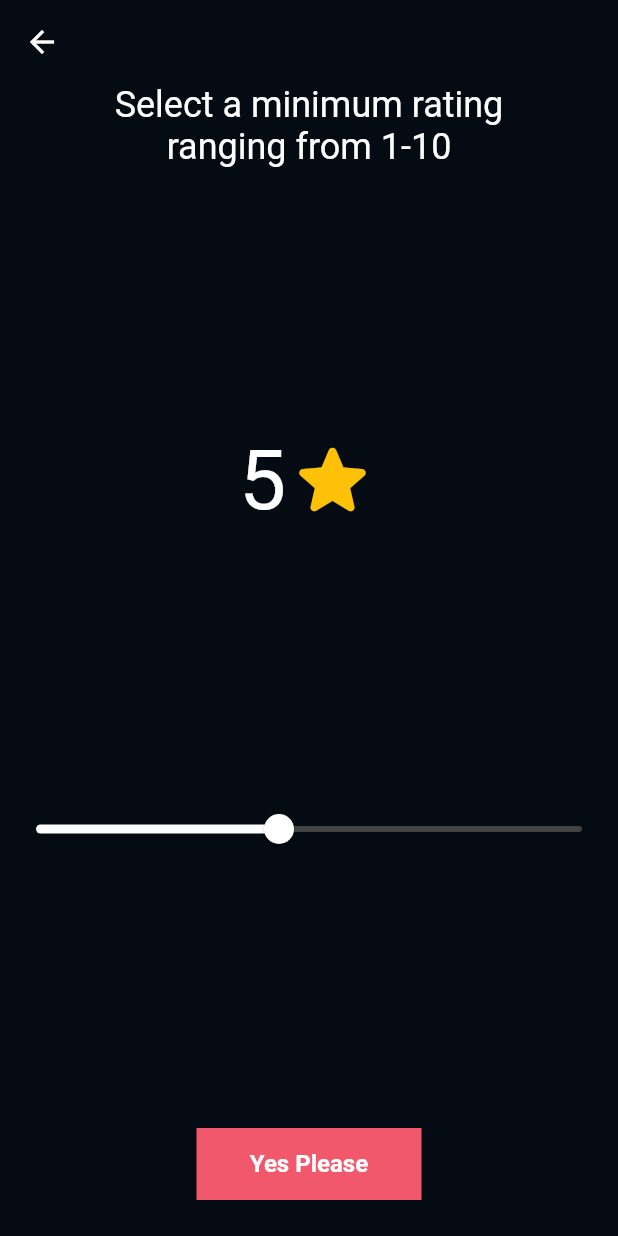
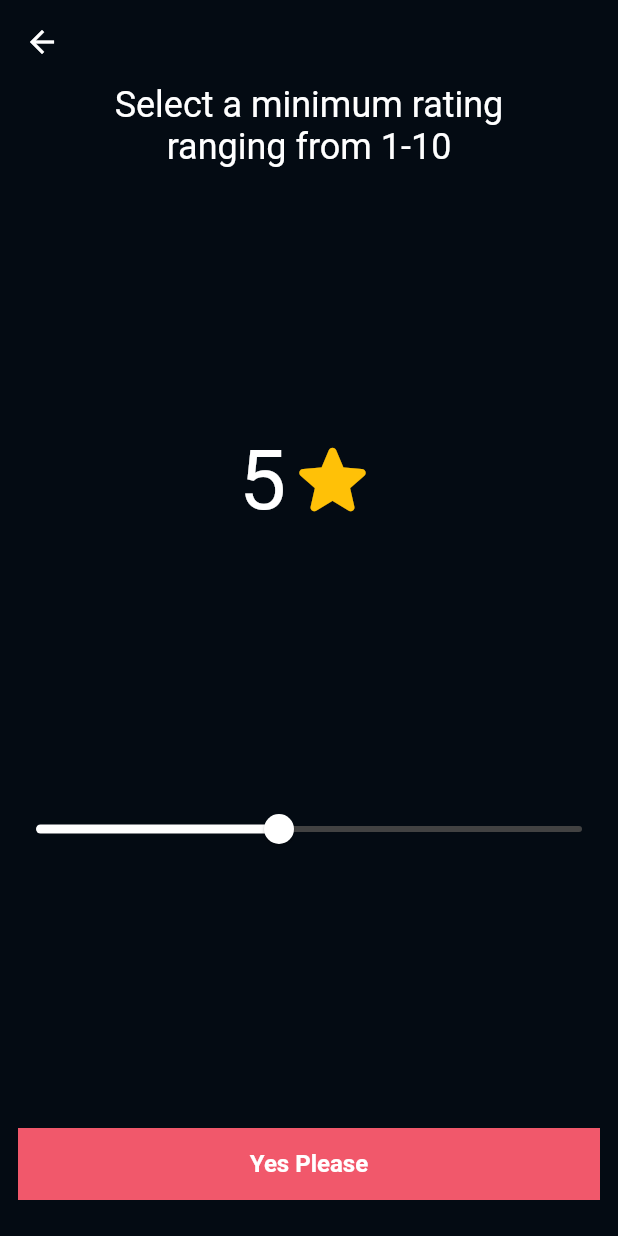
Before and after one commit to BarryAllenCentralCity/flutter_movieRecommendation, a Flutter app: the screen it shows after launch, swiped to page 3, on a phone screen of 412 x 824 dp. Run offline on Flutter 3.47's test engine with Material 2 defaults, Android fonts, the phone set to English and light mode, and no system bars; our stand-ins replace dio, flutter_riverpod, riverpod; network calls fail.

```diff
--- a/lib/Core/widgets/primary_button.dart
+++ b/lib/Core/widgets/primary_button.dart
@@ -2,12 +2,12 @@ import 'package:flutter/material.dart';
 import 'package:flutter16_movierec/Core/constants.dart';
 
 class PrimaryButton extends StatelessWidget {
-  const PrimaryButton({Key? key, required this.onPressed, required this.text,this.isLoading = false ,required this.width}) : super(key: key);
+  const PrimaryButton({Key? key, required this.onPressed, required this.text,this.isLoading = false ,this.width}) : super(key: key);
 
   final VoidCallback onPressed;
   final bool isLoading;
   final String text;
-  final double width;
+  final double? width;
 
   @override
   Widget build(BuildContext context) {
@@ -15,7 +15,7 @@ class PrimaryButton extends StatelessWidget {
     child: TextButton(
       style: TextButton.styleFrom(
         shape: RoundedRectangleBorder(),
-        fixedSize: Size(width, 48.0),
+        fixedSize: Size(width?? double.infinity , 48.0),
       ),
       onPressed: onPressed,
       child: Row(
--- a/lib/Features/movie_flow/genre/genre_screen.dart
+++ b/lib/Features/movie_flow/genre/genre_screen.dart
@@ -45,7 +45,7 @@ class GenreScreen extends ConsumerWidget {
                           );
                         },
                         separatorBuilder: (context, index) {
-                          return SizedBox(
+                          return const SizedBox(
                             height: kListItemSpacing,
                           );
                         },
@@ -65,8 +65,7 @@ class GenreScreen extends ConsumerWidget {
             PrimaryButton(
                 onPressed:
                     ref.read(movieFlowControllerProvider.notifier).nextPage,
-                text: 'Continue',
-                width: 150),
+                text: 'Continue',),
             const SizedBox(
               height: kMediumSpacing,
             )
--- a/lib/Features/movie_flow/landing/landing_screen.dart
+++ b/lib/Features/movie_flow/landing/landing_screen.dart
@@ -18,7 +18,7 @@ class LandingScreen extends ConsumerWidget{
             const Spacer(),
             Image.network('https://media.istockphoto.com/id/638625882/vector/teen-in-cinema.jpg?s=612x612&w=0&k=20&c=kQOnh8GGkeL23O0UVFBnBIxZshh-VSzkf1TKjVvFLE8='),
             const Spacer(),
-            PrimaryButton(onPressed: ref.read(movieFlowControllerProvider.notifier).nextPage, text: 'Get Started', width: 120.0,),
+            PrimaryButton(onPressed: ref.read(movieFlowControllerProvider.notifier).nextPage, text: 'Get Started',),
             const SizedBox(height: kMediumSpacing,)
           ],
         ),
--- a/lib/Features/movie_flow/movie_flow.dart
+++ b/lib/Features/movie_flow/movie_flow.dart
@@ -1,4 +1,3 @@
-
 import 'package:flutter/material.dart';
 import 'package:flutter16_movierec/Features/movie_flow/genre/genre_screen.dart';
 import 'package:flutter16_movierec/Features/movie_flow/landing/landing_screen.dart';
@@ -15,7 +14,7 @@ class MovieFLow extends ConsumerWidget {
     return PageView(
       controller: ref.watch(movieFlowControllerProvider).pageController,
       physics: const NeverScrollableScrollPhysics(),
-      children: [
+      children: const [
         LandingScreen(),
         GenreScreen(),
         RatingScreen(),
--- a/lib/Features/movie_flow/rating/rating_screen.dart
+++ b/lib/Features/movie_flow/rating/rating_screen.dart
@@ -5,7 +5,7 @@ import 'package:flutter16_movierec/Features/movie_flow/movie_flow_controller.dar
 import 'package:flutter_riverpod/flutter_riverpod.dart';
 
 class RatingScreen extends ConsumerWidget  {
-   RatingScreen(
+   const RatingScreen(
       {Key? key})
       : super(key: key);
 
@@ -54,7 +54,7 @@ class RatingScreen extends ConsumerWidget  {
                 }),
             const Spacer(),
             PrimaryButton(
-                onPressed: ref.read(movieFlowControllerProvider.notifier).nextPage, text: 'Yes Please', width: 150),
+                onPressed: ref.read(movieFlowControllerProvider.notifier).nextPage, text: 'Yes Please',),
             const SizedBox(
               height: kMediumSpacing,
             ),
--- a/lib/Features/movie_flow/result/movie.dart
+++ b/lib/Features/movie_flow/result/movie.dart
@@ -54,7 +54,7 @@ class Movie {
   }
 
   @override
-  bool operator ==(Object other) {
+  bool operator == (Object other) {
     if (identical(this, other)) return true;
 
     return other is Movie &&
@@ -64,7 +64,6 @@ class Movie {
         listEquals(other.genres, genres) &&
         other.releaseDate == releaseDate;
   }
-
   @override
   int get hashcode {
     return title.hashCode ^
@@ -73,4 +72,5 @@ class Movie {
         genres.hashCode ^
         releaseDate.hashCode;
   }
+
 }
--- a/lib/Features/movie_flow/result/result_screen.dart
+++ b/lib/Features/movie_flow/result/result_screen.dart
@@ -56,7 +56,7 @@ class ResultScreen extends ConsumerWidget {
                   PrimaryButton(
                       onPressed: () => Navigator.of(context).pop(),
                       text: 'Find Another Movie',
-                      width: 150),
+                  ),
                   const SizedBox(
                     height: kMediumSpacing,
                   )
--- a/lib/Features/movie_flow/years_back/years_back_screen.dart
+++ b/lib/Features/movie_flow/years_back/years_back_screen.dart
@@ -65,7 +65,7 @@ class YearsBackScreen extends ConsumerWidget {
                 },
                 isLoading: ref.watch(movieFlowControllerProvider).movie is AsyncLoading,
                 text: 'Amazing',
-                width: 150),
+                ),
             const SizedBox(
               height: kMediumSpacing,
             ),
--- a/lib/main.dart
+++ b/lib/main.dart
@@ -1,7 +1,6 @@
 import 'package:dio/dio.dart';
 import 'package:flutter/material.dart';
 import 'package:flutter_riverpod/flutter_riverpod.dart';
-
 import 'package:flutter16_movierec/Features/movie_flow/movie_flow.dart';
 import 'package:flutter16_movierec/Theme/custom_theme.dart';
 
@@ -13,7 +12,7 @@ final dioProvider = Provider<Dio>((ref){
   return Dio(
     BaseOptions(
       baseUrl: 'https://api.themoviedb.org/3/',
-    )
+    ),
   );
 });
 
```
